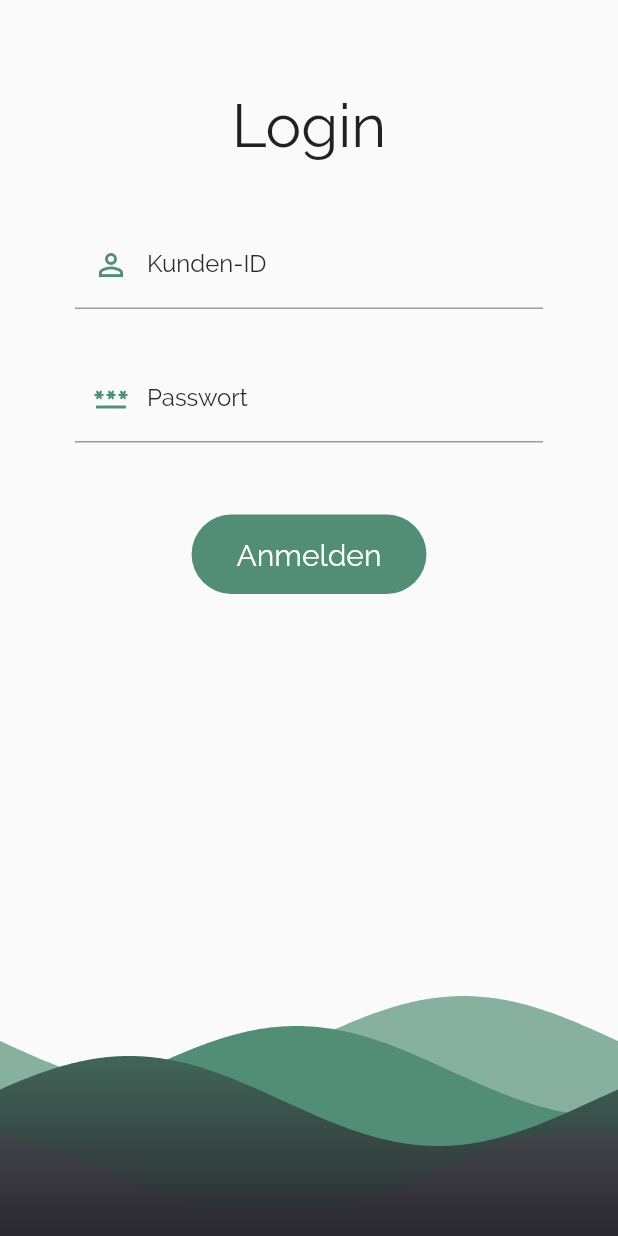
After one commit to janbellenberg/smarthome, a Flutter app: the LoginPage screen opened directly, on a phone screen of 412 x 824 dp. The commit adds this screen. Run offline on Flutter 3.47's test engine with Material 2 defaults, Android fonts, the phone set to English and light mode, and no system bars; drawn by our look-alikes of wave; our stand-ins replace curved_navigation_bar, weather_icons, yaml; missing offline and left inert: shared_preferences_web; project files that could hold a hidden picture were left out.

Commit message:
Created login page

```diff
--- a/src/app/smarthome/lib/main.dart
+++ b/src/app/smarthome/lib/main.dart
@@ -2,14 +2,21 @@ import 'package:Smarthome/themes/light.dart';
 import 'package:flutter/material.dart';
 
 import 'app.dart';
+import 'pages/login.dart';
 
 void main() {
   runApp(Main());
 }
 
 class Main extends StatelessWidget {
+  bool isLoggedIn = true;
+
   @override
   Widget build(BuildContext context) {
-    return MaterialApp(title: 'SmartHome', theme: LightTheme, home: App());
+    return MaterialApp(
+      title: 'SmartHome',
+      theme: LightTheme,
+      home: this.isLoggedIn ? App() : LoginPage(),
+    );
   }
 }
--- /dev/null
+++ b/src/app/smarthome/lib/pages/login.dart
@@ -0,0 +1,124 @@
+import 'package:Smarthome/constants/colors.dart';
+import 'package:flutter/material.dart';
+import 'package:wave/config.dart';
+import 'package:wave/wave.dart';
+
+class LoginPage extends StatefulWidget {
+  LoginPage({Key? key}) : super(key: key);
+
+  @override
+  _LoginPageState createState() => _LoginPageState();
+}
+
+class _LoginPageState extends State<LoginPage> {
+  @override
+  Widget build(BuildContext context) {
+    return Scaffold(
+      body: SingleChildScrollView(
+        child: Container(
+          height: MediaQuery.of(context).size.height,
+          child: Padding(
+            padding: const EdgeInsets.only(top: 60.0),
+            child: Column(
+              children: [
+                Text(
+                  "Login",
+                  style: TextStyle(fontSize: 40.0),
+                ),
+                Padding(
+                  padding: const EdgeInsets.only(
+                      left: 50.0, right: 50.0, top: 40.0, bottom: 20.0),
+                  child: TextField(
+                    keyboardType: TextInputType.number,
+                    decoration: InputDecoration(
+                      focusedBorder: OutlineInputBorder(
+                        borderSide: BorderSide(
+                            color: Theme.of(context).accentColor, width: 2.0),
+                        borderRadius: BorderRadius.all(
+                          Radius.circular(30.0),
+                        ),
+                      ),
+                      labelText: 'Kunden-ID',
+                      labelStyle:
+                          TextStyle(color: Theme.of(context).primaryColor),
+                      prefixIcon: Icon(Icons.person_outline,
+                          color: Theme.of(context).accentColor),
+                    ),
+                  ),
+                ),
+                Padding(
+                  padding: const EdgeInsets.only(
+                      left: 50.0, right: 50.0, top: 10.0, bottom: 40.0),
+                  child: TextField(
+                    obscureText: true,
+                    enableSuggestions: false,
+                    autocorrect: false,
+                    decoration: InputDecoration(
+                      focusedBorder: OutlineInputBorder(
+                        borderSide: BorderSide(
+                            color: Theme.of(context).accentColor, width: 2.0),
+                        borderRadius: BorderRadius.all(
+                          Radius.circular(30.0),
+                        ),
+                      ),
+                      labelText: 'Passwort',
+                      labelStyle:
+                          TextStyle(color: Theme.of(context).primaryColor),
+                      prefixIcon: Icon(Icons.password,
+                          color: Theme.of(context).accentColor),
+                    ),
+                  ),
+                ),
+                TextButton(
+                    onPressed: () => {},
+                    child: Container(
+                      padding: EdgeInsets.symmetric(
+                          horizontal: 30.0, vertical: 15.0),
+                      decoration: BoxDecoration(
+                        color: Theme.of(context).accentColor,
+                        borderRadius: BorderRadius.all(
+                          Radius.circular(40.0),
+                        ),
+                      ),
+                      child: Text("Anmelden",
+                          style: TextStyle(fontSize: 20.0, color: WHITE)),
+                    )),
+                Spacer(),
+                Padding(
+                  padding: const EdgeInsets.only(top: 10.0),
+                  child: WaveWidget(
+                    config: CustomConfig(
+                      gradients: [
+                        [
+                          Theme.of(context).accentColor.withAlpha(175),
+                          Theme.of(context).accentColor.withAlpha(175)
+                        ],
+                        [
+                          Theme.of(context).accentColor,
+                          Theme.of(context).accentColor
+                        ],
+                        [
+                          Theme.of(context).primaryColor,
+                          Theme.of(context).accentColor
+                        ],
+                        [Theme.of(context).primaryColor, GRAY],
+                      ],
+                      durations: [35000, 20000, 15000, 20000],
+                      heightPercentages: [0.20, 0.30, 0.40, 0.65],
+                      gradientBegin: Alignment.bottomCenter,
+                      gradientEnd: Alignment.topCenter,
+                    ),
+                    size: Size(
+                      double.infinity,
+                      200,
+                    ),
+                  ),
+                ),
+              ],
+            ),
+          ),
+        ),
+      ),
+    );
+  }
+}
--- a/src/app/smarthome/lib/themes/light.dart
+++ b/src/app/smarthome/lib/themes/light.dart
@@ -2,7 +2,13 @@ import 'package:Smarthome/constants/colors.dart';
 import 'package:flutter/material.dart';
 
 final LightTheme = ThemeData(
-    primaryColor: BLACK,
-    backgroundColor: WHITE,
-    accentColor: ACCENT,
-    fontFamily: 'Raleway');
+  primaryColor: BLACK,
+  backgroundColor: WHITE,
+  accentColor: ACCENT,
+  fontFamily: 'Raleway',
+  textSelectionTheme: TextSelectionThemeData(
+    cursorColor: BLACK,
+    selectionColor: ACCENT,
+    selectionHandleColor: BLACK,
+  ),
+);
```
